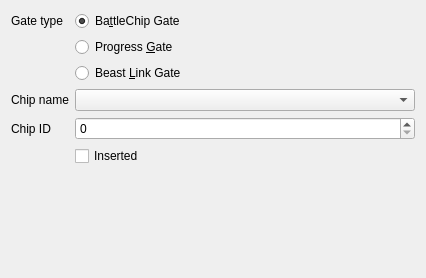
Before: the Qt Designer form Libretro/mgba/src/platform/qt/BattleChipView.ui in kiddreads/Avalon-copy2, drawn with Qt 5.
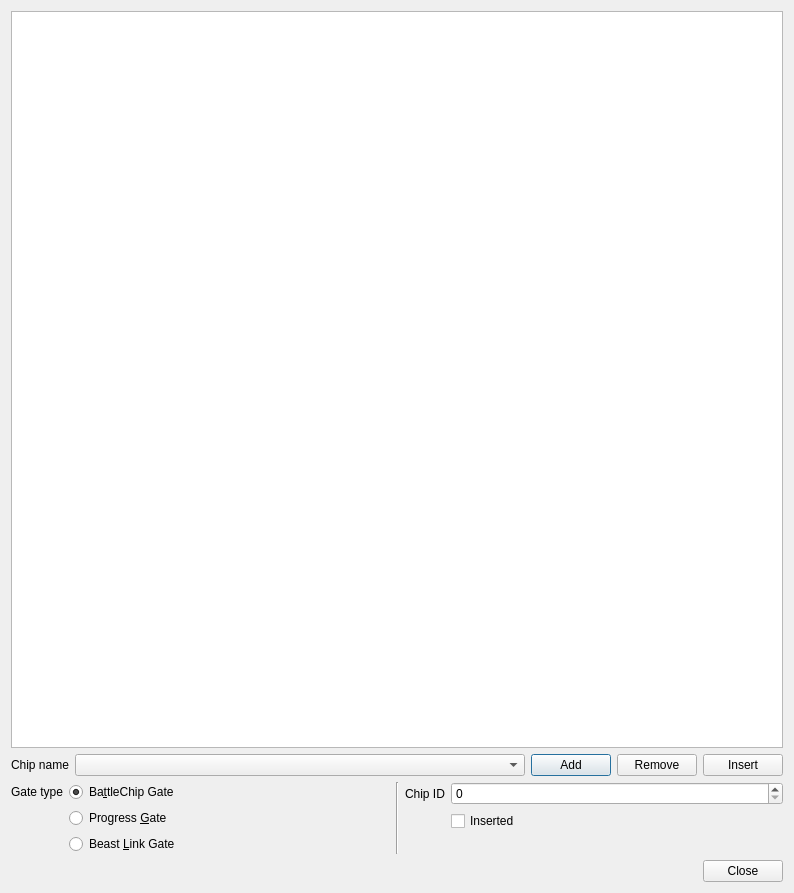
After: the same form once the commit is applied.

Commit message: Qt: Revamp BattleChip UI

```diff
--- a/Libretro/mgba/src/platform/qt/BattleChipView.ui
+++ b/Libretro/mgba/src/platform/qt/BattleChipView.ui
@@ -6,83 +6,165 @@
    <rect>
     <x>0</x>
     <y>0</y>
-    <width>426</width>
-    <height>278</height>
+    <width>794</width>
+    <height>893</height>
    </rect>
   </property>
   <property name="windowTitle">
    <string>BattleChip Gate</string>
   </property>
-  <layout class="QFormLayout" name="formLayout">
-   <item row="5" column="1">
-    <widget class="QCheckBox" name="inserted">
-     <property name="text">
-      <string>Inserted</string>
-     </property>
-    </widget>
+  <layout class="QGridLayout" name="gridLayout" rowstretch="1,0,0,0,0" columnstretch="1,0,1">
+   <item row="2" column="0">
+    <layout class="QFormLayout" name="formLayout_2">
+     <item row="1" column="0">
+      <widget class="QLabel" name="label_3">
+       <property name="text">
+        <string>Gate type</string>
+       </property>
+      </widget>
+     </item>
+     <item row="1" column="1">
+      <widget class="QRadioButton" name="gateBattleChip">
+       <property name="text">
+        <string>Ba&amp;ttleChip Gate</string>
+       </property>
+       <property name="checked">
+        <bool>true</bool>
+       </property>
+      </widget>
+     </item>
+     <item row="2" column="1">
+      <widget class="QRadioButton" name="gateProgress">
+       <property name="text">
+        <string>Progress &amp;Gate</string>
+       </property>
+      </widget>
+     </item>
+     <item row="3" column="1">
+      <widget class="QRadioButton" name="gateBeastLink">
+       <property name="text">
+        <string>Beast &amp;Link Gate</string>
+       </property>
+      </widget>
+     </item>
+    </layout>
    </item>
-   <item row="4" column="0">
-    <widget class="QLabel" name="label">
-     <property name="text">
-      <string>Chip ID</string>
-     </property>
-    </widget>
-   </item>
-   <item row="3" column="0">
-    <widget class="QLabel" name="label_2">
-     <property name="text">
-      <string>Chip name</string>
-     </property>
-    </widget>
-   </item>
-   <item row="4" column="1">
-    <widget class="QSpinBox" name="chipId">
-     <property name="maximum">
-      <number>65535</number>
-     </property>
-    </widget>
-   </item>
-   <item row="3" column="1">
-    <widget class="QComboBox" name="chipName"/>
-   </item>
-   <item row="0" column="0">
-    <widget class="QLabel" name="label_3">
-     <property name="text">
-      <string>Gate type</string>
-     </property>
-    </widget>
-   </item>
-   <item row="1" column="1">
-    <widget class="QRadioButton" name="gateProgress">
-     <property name="text">
-      <string>Progress &amp;Gate</string>
-     </property>
-     <attribute name="buttonGroup">
-      <string notr="true">gate</string>
-     </attribute>
-    </widget>
-   </item>
-   <item row="0" column="1">
-    <widget class="QRadioButton" name="gateBattleChip">
-     <property name="text">
-      <string>Ba&amp;ttleChip Gate</string>
-     </property>
-     <property name="checked">
-      <bool>true</bool>
-     </property>
-     <attribute name="buttonGroup">
-      <string notr="true">gate</string>
-     </attribute>
-    </widget>
+   <item row="2" column="2">
+    <layout class="QFormLayout" name="formLayout_3">
+     <item row="0" column="0">
+      <widget class="QLabel" name="label">
+       <property name="text">
+        <string>Chip ID</string>
+       </property>
+      </widget>
+     </item>
+     <item row="0" column="1">
+      <widget class="QSpinBox" name="chipId">
+       <property name="maximum">
+        <number>65535</number>
+       </property>
+      </widget>
+     </item>
+     <item row="1" column="1">
+      <widget class="QCheckBox" name="inserted">
+       <property name="text">
+        <string>Inserted</string>
+       </property>
+      </widget>
+     </item>
+    </layout>
    </item>
    <item row="2" column="1">
-    <widget class="QRadioButton" name="gateBeastLink">
-     <property name="text">
-      <string>Beast &amp;Link Gate</string>
+    <widget class="Line" name="line">
+     <property name="orientation">
+      <enum>Qt::Vertical</enum>
      </property>
-     <attribute name="buttonGroup">
-      <string notr="true">gate</string>
-     </attribute>
+    </widget>
+   </item>
+   <item row="1" column="0" colspan="3">
+    <layout class="QHBoxLayout" name="horizontalLayout_2" stretch="1,0,0,0">
+     <item>
+      <layout class="QFormLayout" name="formLayout_4">
+       <item row="0" column="1">
+        <widget class="QComboBox" name="chipName"/>
+       </item>
+       <item row="0" column="0">
+        <widget class="QLabel" name="label_2">
+         <property name="text">
+          <string>Chip name</string>
+         </property>
+        </widget>
+       </item>
+      </layout>
+     </item>
+     <item>
+      <widget class="QPushButton" name="add">
+       <property name="text">
+        <string>Add</string>
+       </property>
+      </widget>
+     </item>
+     <item>
+      <widget class="QPushButton" name="remove">
+       <property name="text">
+        <string>Remove</string>
+       </property>
+      </widget>
+     </item>
+     <item>
+      <widget class="QPushButton" name="insert">
+       <property name="text">
+        <string>Insert</string>
+       </property>
+      </widget>
+     </item>
+    </layout>
+   </item>
+   <item row="0" column="0" colspan="3">
+    <widget class="QListWidget" name="chipList">
+     <property name="acceptDrops">
+      <bool>true</bool>
+     </property>
+     <property name="dragEnabled">
+      <bool>true</bool>
+     </property>
+     <property name="dragDropMode">
+      <enum>QAbstractItemView::InternalMove</enum>
+     </property>
+     <property name="defaultDropAction">
+      <enum>Qt::MoveAction</enum>
+     </property>
+     <property name="iconSize">
+      <size>
+       <width>56</width>
+       <height>48</height>
+      </size>
+     </property>
+     <property name="movement">
+      <enum>QListView::Snap</enum>
+     </property>
+     <property name="isWrapping" stdset="0">
+      <bool>true</bool>
+     </property>
+     <property name="resizeMode">
+      <enum>QListView::Adjust</enum>
+     </property>
+     <property name="gridSize">
+      <size>
+       <width>160</width>
+       <height>128</height>
+      </size>
+     </property>
+     <property name="viewMode">
+      <enum>QListView::IconMode</enum>
+     </property>
+    </widget>
+   </item>
+   <item row="4" column="0" colspan="3">
+    <widget class="QDialogButtonBox" name="buttonBox">
+     <property name="standardButtons">
+      <set>QDialogButtonBox::Close</set>
+     </property>
     </widget>
    </item>
   </layout>
```
Left out of the diff: 22 changed lines with no effect on the pictures. The commit also changes 2 other files.
